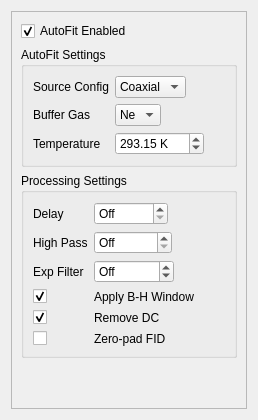
First picture: the form in autofitwidget.ui, repository kncrabtree/qtftm, before the edit.
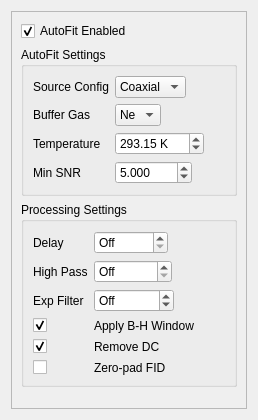
Second picture: the form after the edit.

The edit to the form file:
```diff
--- a/autofitwidget.ui
+++ b/autofitwidget.ui
@@ -165,6 +165,32 @@
            </property>
           </widget>
          </item>
+         <item row="3" column="0">
+          <widget class="QLabel" name="minSNRLabel">
+           <property name="text">
+            <string>Min SNR</string>
+           </property>
+          </widget>
+         </item>
+         <item row="3" column="1">
+          <widget class="QDoubleSpinBox" name="minSNRDoubleSpinBox">
+           <property name="decimals">
+            <number>3</number>
+           </property>
+           <property name="minimum">
+            <double>1.000000000000000</double>
+           </property>
+           <property name="maximum">
+            <double>1000.000000000000000</double>
+           </property>
+           <property name="singleStep">
+            <double>0.250000000000000</double>
+           </property>
+           <property name="value">
+            <double>5.000000000000000</double>
+           </property>
+          </widget>
+         </item>
         </layout>
        </widget>
       </item>
```
